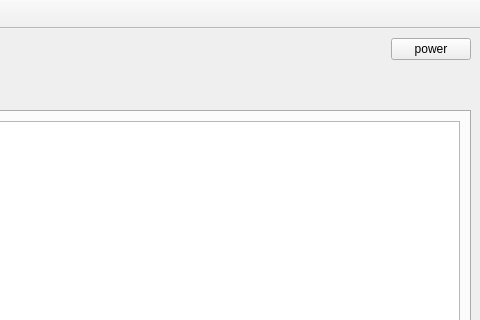
Above: decconf/ui/mainwindow.ui from dirkjankrijnders/universal_decoder before the change; both pictures show x 411 to 891 and y 0 to 320 of the 891 by 635 pixel window. Below: the same form after it.
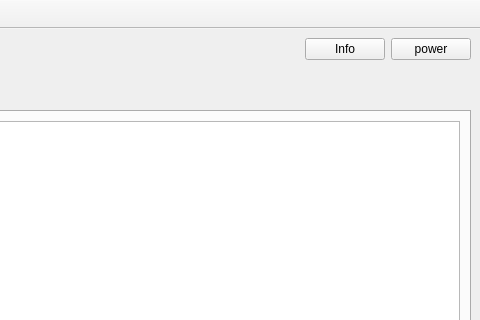
That is the form after the change.

Commit message: Rudimentary implementation of module info dialog

What changed in the file:
```diff
--- a/decconf/ui/mainwindow.ui
+++ b/decconf/ui/mainwindow.ui
@@ -67,6 +67,16 @@
           </property>
          </spacer>
         </item>
+        <item>
+         <widget class="QPushButton" name="infoButton">
+          <property name="enabled">
+           <bool>true</bool>
+          </property>
+          <property name="text">
+           <string>Info</string>
+          </property>
+         </widget>
+        </item>
         <item>
          <widget class="QPushButton" name="powerControl">
           <property name="text">
```
The commit also changes 4 other files.
